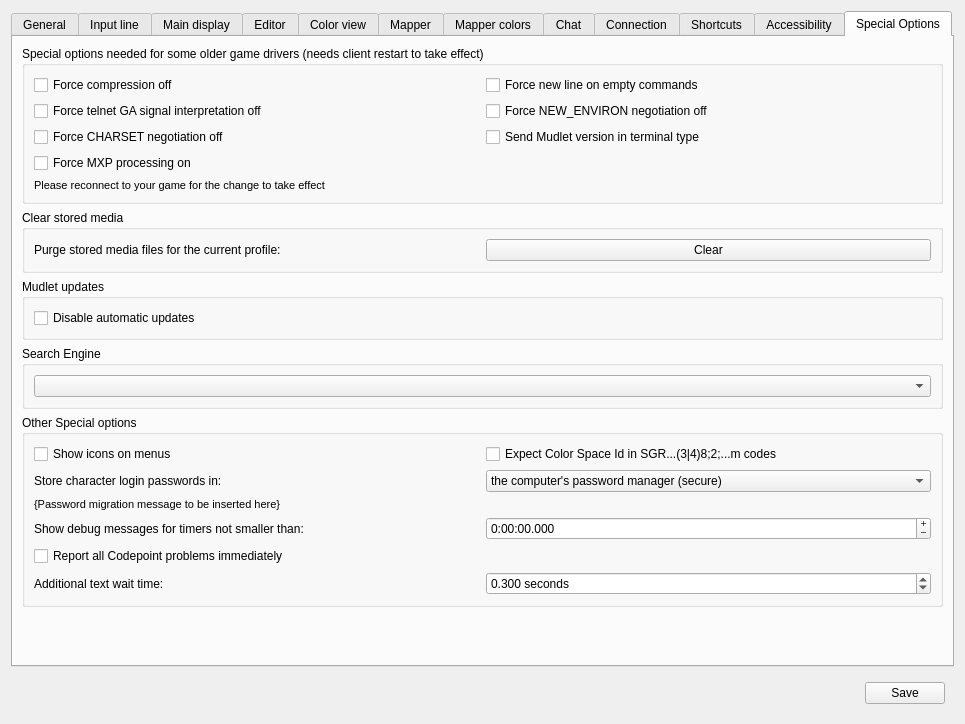
Old version of the form src/ui/profile_preferences.ui in the repository ThalynLabs/Mudlet.
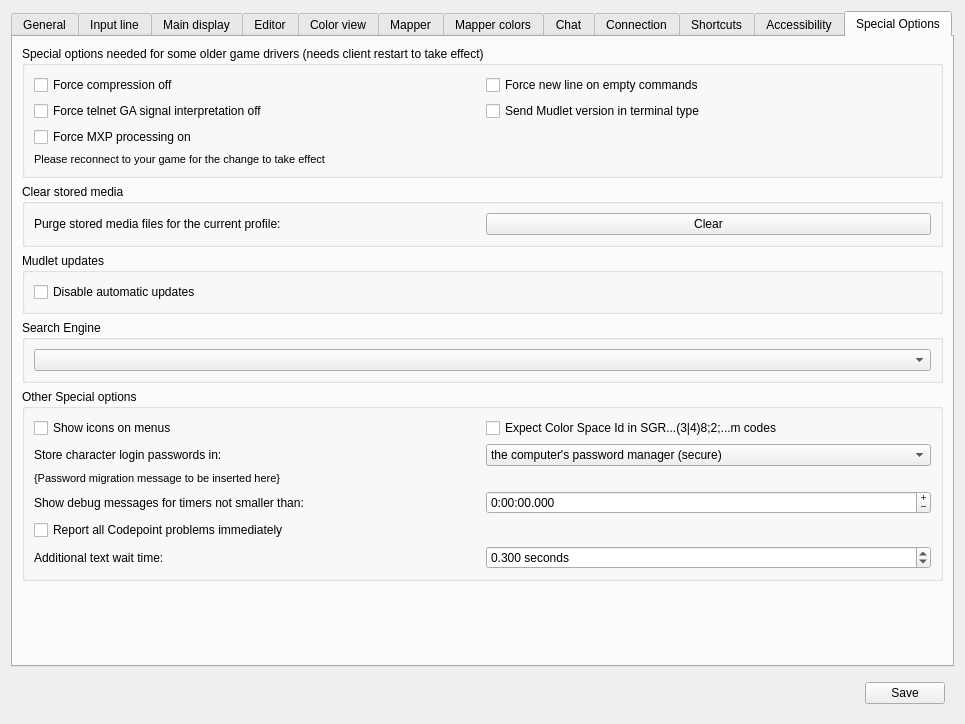
New version of the form. The open tabs and pages were chosen to show the change. Icons and pictures are not drawn. Custom widgets are drawn as their Qt base class.

Commit message: Improve: Move CHARSET and NEW-ENVIRON protocol settings to General tab (#8365)

```diff
--- a/src/ui/profile_preferences.ui
+++ b/src/ui/profile_preferences.ui
@@ -4184,20 +4184,6 @@
            </widget>
           </item>
           <item row="1" column="1">
-           <widget class="QCheckBox" name="mForceNewEnvironNegotiationOff">
-            <property name="text">
-             <string>Force NEW_ENVIRON negotiation off</string>
-            </property>
-           </widget>
-          </item>
-          <item row="2" column="0">
-           <widget class="QCheckBox" name="mFORCE_CHARSET_NEGOTIATION_OFF">
-            <property name="text">
-             <string>Force CHARSET negotiation off</string>
-            </property>
-           </widget>
-          </item>
-          <item row="2" column="1">
            <widget class="QCheckBox" name="checkBox_mVersionInTTYPE">
             <property name="toolTip">
              <string>&lt;p&gt;Some servers use KaVir’s protocol snippet, which expects the client to provide both its name and a decimal version number during Telnet TTYPE negotiation. However, including a version number is not in accordance with the relevant RFCs as the period character is not permitted therein; so since 2024 Mudlet has stopped sending it by default. As a result, servers that rely on this information may assume Mudlet is version 1.0 or earlier, and consequently restrict color support to 16 colors instead of enabling 256-color mode.&lt;/p&gt;</string>
@@ -4207,7 +4193,7 @@
             </property>
            </widget>
           </item>
-          <item row="3" column="0">
+          <item row="2" column="0">
            <widget class="QCheckBox" name="checkBox_mForceMXPProcessorOn">
             <property name="toolTip">
              <string>&lt;p&gt;Some servers do not negotiate Mud eXtension Protocol (MXP). When checked, this preference forces the MXP processor to be enabled. Note: To disable MXP entirely, leave this unchecked and also uncheck MXP in Choose protocols section of the General tab in Settings.&lt;/p&gt;</string>
@@ -4217,7 +4203,7 @@
             </property>
            </widget>
           </item>
-          <item row="4" column="0" colspan="2">
+          <item row="3" column="0" colspan="2">
            <widget class="QLabel" name="need_reconnect_for_specialoption">
             <property name="enabled">
              <bool>true</bool>
```
Left out of the diff: 2 changed lines with no effect on the pictures. The commit also changes 7 other files.
